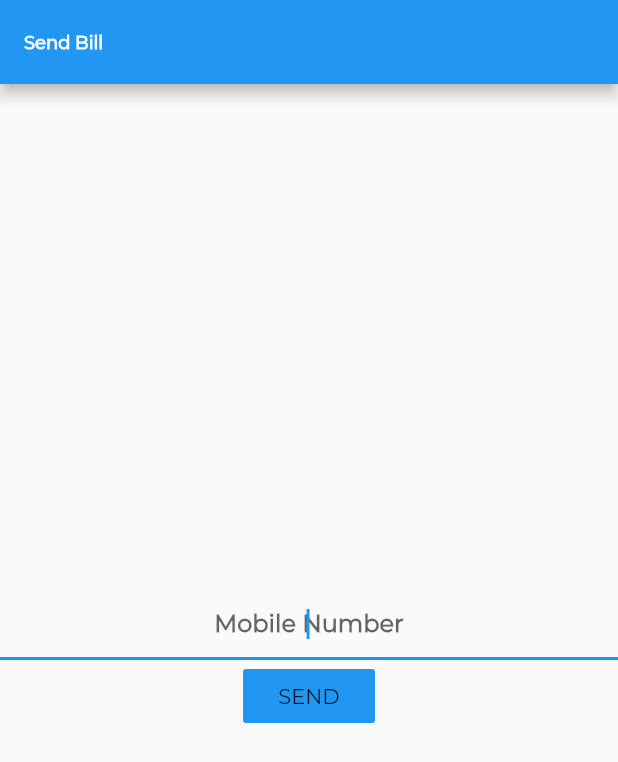
After one commit to kiranawala/kiranawala_admin, a Flutter app: the SendBillToWhatsapp screen opened directly, after a tap on "SEND", on a phone screen of 412 x 824 dp. The commit adds this screen. Shown: the top 762 px of the screen. Run offline on Flutter 3.47's test engine with Material 2 defaults, Android fonts, the phone set to English and light mode, and no system bars; our stand-ins replace audioplayers, firebase_auth, firebase_database, flutter_datetime_picker, shared_preferences; missing offline and left inert: barcode_scan, flutter_open_whatsapp, queries; accounts and stored records are empty; network calls fail.

Commit message:
final cut from asus

```diff
--- a/lib/pages/HomePage.dart
+++ b/lib/pages/HomePage.dart
@@ -391,7 +391,7 @@ var _preferences = await SharedPreferences.getInstance();
         child: FlatButton(
           color: Colors.blue,
           child: Text(
-            'Online Orders',
+            'ONLINE ORDERS',
             style:TextStyle(
               fontFamily: 'Montserrat',
               fontSize: 14.0,
@@ -414,7 +414,7 @@ var _preferences = await SharedPreferences.getInstance();
         child: FlatButton(
           color: Colors.blue,
           child: Text(
-            'Terminal Sale Position',
+            'TERMINAL SALES',
             style:TextStyle(
               fontFamily: 'Montserrat',
               fontSize: 14.0,
@@ -456,7 +456,7 @@ var _preferences = await SharedPreferences.getInstance();
         child: FlatButton(
           color: Colors.blue,
           child: Text(
-            'NILA Point-Of-Sale',
+            'NILA POINT-OF-SALE',
             style:TextStyle(
               fontFamily: 'Montserrat',
               fontSize: 14.0,
--- /dev/null
+++ b/lib/pages/send-bill-to-whatsapp.dart
@@ -0,0 +1,95 @@
+import 'package:flutter/material.dart';
+import 'package:flutter_open_whatsapp/flutter_open_whatsapp.dart';
+
+import '../main.dart';
+import 'nila-point-of-sale.dart';
+
+class SendBillToWhatsapp extends StatefulWidget {
+  @override
+  _SendBillToWhatsappState createState() => _SendBillToWhatsappState();
+}
+
+class _SendBillToWhatsappState extends State<SendBillToWhatsapp> {
+  String hintMessage = 'Mobile Number';
+
+  bool isNumeric(String str) {
+    if(str == null) {
+      return false;
+    }
+    return int.tryParse(str) != null;
+  }
+
+  @override
+  void initState() {
+    super.initState();
+    whatsappNumber = '';
+  }
+
+  @override
+  Widget build(BuildContext context) {
+
+  return Scaffold(
+    appBar: AppBar(
+      title: Text(
+        'Send Bill',
+        style:TextStyle(
+          fontFamily: 'Montserrat',
+          fontWeight: FontWeight.bold,
+          fontSize: 12.0,
+        ),
+      ),
+      automaticallyImplyLeading: false,
+    ),
+    body:Column(
+      mainAxisAlignment: MainAxisAlignment.center,
+      children: <Widget>[
+        TextField(
+          textAlign: TextAlign.center,
+          autofocus: true,
+          keyboardType: TextInputType.number,
+          decoration: InputDecoration(
+            hintText: hintMessage,
+            ),
+          style: TextStyle(
+            fontFamily: 'Montserrat',
+            fontWeight: FontWeight.bold,
+            fontSize: 16.0
+          ),
+          onChanged: (value)
+          {
+            whatsappNumber = '';
+            if(value.length == 10 && isNumeric(value))
+            {
+              whatsappNumber = value;
+            }
+            else
+            {
+              setState(() {
+              hintMessage = 'Must be 10 digits';
+              });
+            }
+          }
+        ,),
+        FlatButton(
+          color:Colors.blue,
+          child: Text('SEND'),
+          onPressed:(){
+            if(whatsappNumber != null && isNumeric(whatsappNumber))
+            {
+              FlutterOpenWhatsapp.sendSingleMessage('+91' + whatsappNumber, billAsString);
+              Navigator.of(context).pop();
+              Navigator.of(context).push(
+                MaterialPageRoute(
+                  builder: (BuildContext context){
+                    return NilaPointOfSale();
+                  }
+                ));
+            }
+          }
+        )
+      ],
+      )
+  );
+
+  }
+}
--- a/pubspec.yaml
+++ b/pubspec.yaml
@@ -11,7 +11,7 @@ description: A new Flutter application.
 # In iOS, build-name is used as CFBundleShortVersionString while build-number used as CFBundleVersion.
 # Read more about iOS versioning at
 # https://developer.apple.com/library/archive/documentation/General/Reference/InfoPlistKeyReference/Articles/CoreFoundationKeys.html
-version: 1.0.0+108
+version: 1.0.0+112
 environment:
   sdk: ">=2.1.0 <3.0.0"
 
```
Also changed, not shown: lib/main.dart (+77 -75 lines), lib/pages/ShowBilledProducts.dart (+21 -3 lines), lib/pages/ShowTerminalWiseMonthlySaleAnalysis.dart (+24 -2 lines), lib/pages/ShowTerminalWiseSalePositionStreamBuilder.dart (+26 -2 lines), pubspec.lock, 3 other files.
